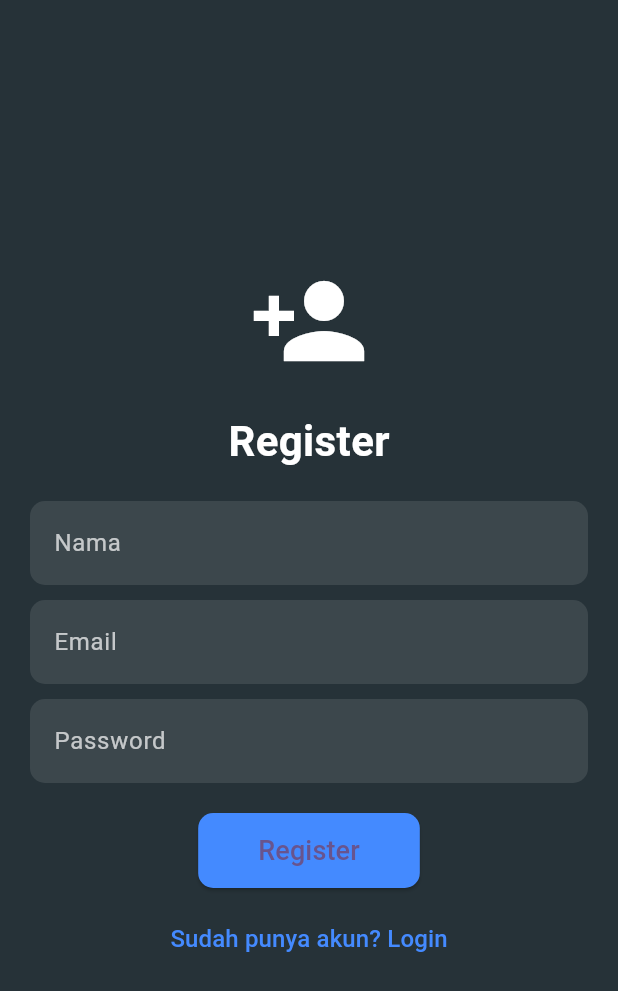
After one commit to laila457/mobileapps, a Flutter app: the screen it shows after launch, after a tap on "Buat Akun Baru", on a phone screen of 412 x 824 dp. The commit adds this screen. Shown: the top 991 px of the screen. Run offline on Flutter 3.47's test engine with Material 3 defaults, Android fonts, the phone set to English and light mode, and no system bars; our stand-ins replace calendar_timeline, flutter_svg, google_fonts, image_picker; network calls fail.

Commit message:
update 20 maret

```diff
--- /dev/null
+++ b/lib/controllers/auth_controller.dart
@@ -0,0 +1,34 @@
+import 'package:http/http.dart' as http;
+import 'dart:convert';
+
+class AuthController {
+  final String baseUrl = "http://20.60.20.104/api";
+  Future<bool> checkServerConnection() async {
+    try {
+      final response = await http.get(Uri.parse('$baseUrl/health_check.php'));
+      return response.statusCode == 200;
+    } catch (e) {
+      return false;
+    }
+  }
+
+  Future<Map<String, dynamic>> login(String email, String password) async {
+    final response = await http.post(
+      Uri.parse('$baseUrl/login.php'),
+      body: {"email": email, "password": password},
+    );
+    return json.decode(response.body);
+  }
+
+  Future<Map<String, dynamic>> register(
+    String name,
+    String email,
+    String password,
+  ) async {
+    final response = await http.post(
+      Uri.parse('$baseUrl/register.php'),
+      body: {"name": name, "email": email, "password": password},
+    );
+    return json.decode(response.body);
+  }
+}
--- /dev/null
+++ b/lib/controllers/login_screen.dart
@@ -0,0 +1,119 @@
+import 'package:flutter/material.dart';
+import 'package:wellpage/pet/layanantrue.dart';
+import '../controllers/auth_controller.dart';
+import 'register.dart';
+
+class LoginScreen extends StatefulWidget {
+  @override
+  _LoginScreenState createState() => _LoginScreenState();
+}
+
+class _LoginScreenState extends State<LoginScreen> {
+  final TextEditingController emailController = TextEditingController();
+  final TextEditingController passwordController = TextEditingController();
+  final AuthController authController = AuthController();
+  void login() async {
+    final response = await authController.login(
+      emailController.text,
+      passwordController.text,
+    );
+    if (response['status'] == 'success') {
+      Navigator.pushReplacement(
+        context,
+        MaterialPageRoute(
+          builder: (context) => Layanan1(name: response['name']),
+        ),
+      );
+    } else {
+      ScaffoldMessenger.of(context).showSnackBar(
+        SnackBar(
+          content: Text("Login Gagal ${response['message']}"),
+          backgroundColor: Colors.red,
+        ),
+      );
+    }
+  }
+
+  @override
+  Widget build(BuildContext context) {
+    return Scaffold(
+      backgroundColor: Colors.blueGrey[900],
+      body: Center(
+        child: Padding(
+          padding: const EdgeInsets.all(20.0),
+          child: Column(
+            mainAxisAlignment: MainAxisAlignment.center,
+            children: [
+              Icon(Icons.lock, color: Colors.white, size: 80),
+              SizedBox(height: 20),
+              Text(
+                "Login",
+                style: TextStyle(
+                  color: Colors.white,
+                  fontSize: 28,
+                  fontWeight: FontWeight.bold,
+                ),
+              ),
+              SizedBox(height: 20),
+              TextField(
+                controller: emailController,
+                style: TextStyle(color: Colors.white),
+                decoration: InputDecoration(
+                  labelText: "Email",
+                  labelStyle: TextStyle(color: Colors.white70),
+                  filled: true,
+                  fillColor: Colors.white10,
+                  border: OutlineInputBorder(
+                    borderRadius: BorderRadius.circular(10),
+                    borderSide: BorderSide.none,
+                  ),
+                ),
+              ),
+              SizedBox(height: 10),
+              TextField(
+                controller: passwordController,
+                obscureText: true,
+                style: TextStyle(color: Colors.white),
+                decoration: InputDecoration(
+                  labelText: "Password",
+                  labelStyle: TextStyle(color: Colors.white70),
+                  filled: true,
+                  fillColor: Colors.white10,
+                  border: OutlineInputBorder(
+                    borderRadius: BorderRadius.circular(10),
+
+                    borderSide: BorderSide.none,
+                  ),
+                ),
+              ),
+              SizedBox(height: 20),
+              ElevatedButton(
+                onPressed: login,
+                style: ElevatedButton.styleFrom(
+                  backgroundColor: Colors.blueAccent,
+                  padding: EdgeInsets.symmetric(horizontal: 40, vertical: 12),
+                  shape: RoundedRectangleBorder(
+                    borderRadius: BorderRadius.circular(10),
+                  ),
+                ),
+                child: Text("Login", style: TextStyle(fontSize: 18)),
+              ),
+              SizedBox(height: 10),
+              TextButton(
+                onPressed:
+                    () => Navigator.push(
+                      context,
+                      MaterialPageRoute(builder: (context) => RegisterScreen()),
+                    ),
+                child: Text(
+                  "Buat Akun Baru",
+                  style: TextStyle(color: Colors.blueAccent, fontSize: 16),
+                ),
+              ),
+            ],
+          ),
+        ),
+      ),
+    );
+  }
+}
--- /dev/null
+++ b/lib/controllers/register.dart
@@ -0,0 +1,122 @@
+import 'package:flutter/material.dart';
+import '../controllers/auth_controller.dart';
+import 'login_screen.dart';
+
+class RegisterScreen extends StatelessWidget {
+  final TextEditingController nameController = TextEditingController();
+  final TextEditingController emailController = TextEditingController();
+  final TextEditingController passwordController = TextEditingController();
+  final AuthController authController = AuthController();
+  void register(BuildContext context) async {
+    final response = await authController.register(
+      nameController.text,
+      emailController.text,
+      passwordController.text,
+    );
+    ScaffoldMessenger.of(context).showSnackBar(
+      SnackBar(
+        content: Text(response['message']),
+        backgroundColor:
+            response['status'] == 'success' ? Colors.green : Colors.red,
+      ),
+    );
+  }
+
+  @override
+  Widget build(BuildContext context) {
+    return Scaffold(
+      backgroundColor: Colors.blueGrey[900],
+      body: Center(
+        child: Padding(
+          padding: const EdgeInsets.all(20.0),
+          child: Column(
+            mainAxisAlignment: MainAxisAlignment.center,
+            children: [
+              Icon(Icons.person_add, color: Colors.white, size: 80),
+              SizedBox(height: 20),
+              Text(
+                "Register",
+                style: TextStyle(
+                  color: Colors.white,
+                  fontSize: 28,
+                  fontWeight: FontWeight.bold,
+                ),
+              ),
+              SizedBox(height: 20),
+              TextField(
+                controller: nameController,
+                style: TextStyle(color: Colors.white),
+                decoration: InputDecoration(
+                  labelText: "Nama",
+                  labelStyle: TextStyle(color: Colors.white70),
+                  filled: true,
+                  fillColor: Colors.white10,
+                  border: OutlineInputBorder(
+                    borderRadius: BorderRadius.circular(10),
+                    borderSide: BorderSide.none,
+                  ),
+                ),
+              ),
+              SizedBox(height: 10),
+              TextField(
+                controller: emailController,
+                style: TextStyle(color: Colors.white),
+                decoration: InputDecoration(
+                  labelText: "Email",
+                  labelStyle: TextStyle(color: Colors.white70),
+                  filled: true,
+                  fillColor: Colors.white10,
+                  border: OutlineInputBorder(
+                    borderRadius: BorderRadius.circular(10),
+                    borderSide: BorderSide.none,
+                  ),
+                ),
+              ),
+              SizedBox(height: 10),
+
+              TextField(
+                controller: passwordController,
+                obscureText: true,
+                style: TextStyle(color: Colors.white),
+                decoration: InputDecoration(
+                  labelText: "Password",
+                  labelStyle: TextStyle(color: Colors.white70),
+                  filled: true,
+                  fillColor: Colors.white10,
+                  border: OutlineInputBorder(
+                    borderRadius: BorderRadius.circular(10),
+                    borderSide: BorderSide.none,
+                  ),
+                ),
+              ),
+              SizedBox(height: 20),
+              ElevatedButton(
+                onPressed: () => register(context),
+                style: ElevatedButton.styleFrom(
+                  backgroundColor: Colors.blueAccent,
+                  padding: EdgeInsets.symmetric(horizontal: 40, vertical: 12),
+                  shape: RoundedRectangleBorder(
+                    borderRadius: BorderRadius.circular(10),
+                  ),
+                ),
+                child: Text("Register", style: TextStyle(fontSize: 18)),
+              ),
+              SizedBox(height: 10),
+              TextButton(
+                onPressed:
+                    () => Navigator.pushReplacement(
+                      context,
+                      MaterialPageRoute(builder: (context) => LoginScreen()),
+                    ),
+                child: Text(
+                  "Sudah punya akun? Login",
+                  style: TextStyle(color: Colors.blueAccent, fontSize: 16),
+                ),
+              ),
+            ],
+          ),
+        ),
+      ),
+    );
+  }
+}
--- a/lib/main.dart
+++ b/lib/main.dart
@@ -2,8 +2,9 @@ import 'package:flutter/material.dart';
 import 'package:wellpage/screen/welcome.dart';
 import 'package:wellpage/beranda.dart';
 import 'package:wellpage/pet/penjualan.dart';
-import 'package:wellpage/pet/profile.dart'; // Ensure this is correct
-import 'package:wellpage/pet/layanantrue.dart'; // Ensure this is correct
+import 'package:wellpage/pet/profile.dart';
+import 'package:wellpage/controllers/login_screen.dart'; // Ensure this import is correct
+
 void main() {
   runApp(const MyApp());
 }
@@ -19,7 +20,7 @@ class MyApp extends StatelessWidget {
         colorScheme: ColorScheme.fromSeed(seedColor: Colors.deepPurple),
         useMaterial3: true,
       ),
-      home: Layanan1(), // Change this to use Profile
+      home: LoginScreen(), // Ensure the LoginScreen is called correctly
     );
   }
 }
--- /dev/null
+++ b/lib/pet/stylebook.dart
@@ -0,0 +1,19 @@
+import 'package:flutter/material.dart';
+
+Color gradient1 = const Color(0xFF8573D2);
+Color gradient2 = const Color(0xFF52448D);
+Color background = const Color(0xFF1D192A);
+
+class Styles {
+  Styles._();
+
+  static Color gradient1Color = gradient1;
+  static Color gradient2Color = gradient2;
+  static Color backgroundColor = background;
+  static Color buttonColor = const Color(0xFF8371D0);
+  static Color appBarColor = const Color(0xFF302B46);
+  static Color highlightColor = const Color(0xFF6F5EB4);
+  static Color yellowColor = const Color(0xFFFFDB65);
+
+  static imagePath(name) => 'assets/images/$name';
+}
--- a/pubspec.yaml
+++ b/pubspec.yaml
@@ -38,6 +38,8 @@ dependencies:
   # Use with the CupertinoIcons class for iOS style icons.
   cupertino_icons: ^1.0.2
   flutter_svg: ^1.1.6
+  calendar_timeline: ^1.1.2
+  http: ^1.3.0
 
 dev_dependencies:
   flutter_test:
```
Also changed, not shown: lib/beranda.dart (+11 -11 lines), lib/pet/dasboard.dart (+11 -9 lines), lib/pet/formbook2.dart (+72 -37 lines), lib/pet/grooming2.dart (+4 -3 lines), lib/pet/layanantrue.dart (+6 -13 lines), lib/screen/signin.dart (+11 -5 lines), pubspec.lock.
